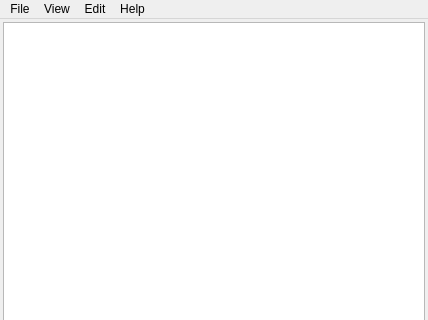
Qt form pbom/ui/mainwindow.ui (winseros/pboman3) before a commit; both pictures show x 0 to 428 and y 0 to 320 of the 428 by 641 pixel window.
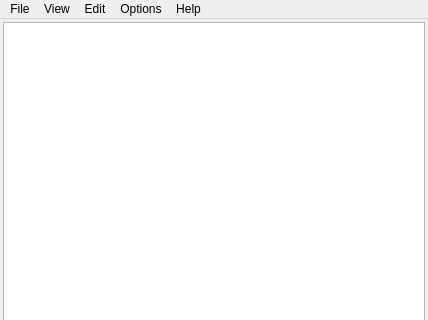
The same form after that commit. Icons and pictures are not drawn. Custom widgets are drawn as their Qt base class.

The edit to the form file:
```diff
--- a/pbom/ui/mainwindow.ui
+++ b/pbom/ui/mainwindow.ui
@@ -148,9 +148,16 @@
     <addaction name="actionViewHeaders"/>
     <addaction name="actionViewSignature"/>
    </widget>
+   <widget class="QMenu" name="menuOptions">
+    <property name="title">
+     <string>Options</string>
+    </property>
+    <addaction name="actionSettings"/>
+   </widget>
    <addaction name="menuFile"/>
    <addaction name="menuView"/>
    <addaction name="menuEdit"/>
+   <addaction name="menuOptions"/>
    <addaction name="menuHelp"/>
   </widget>
   <widget class="pboman3::ui::StatusBar" name="statusBar"/>
```
Left out of the diff: 5 changed lines with no effect on the pictures.
